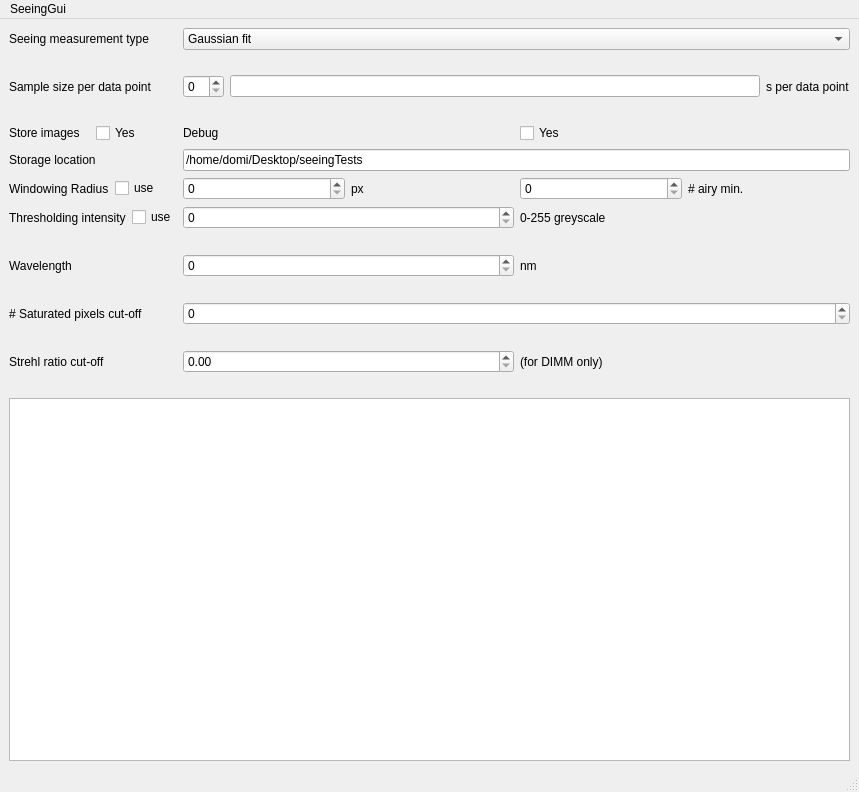
Old version of the form src/seeinggui.ui in the repository kristhjo/freeSpaceTracking.
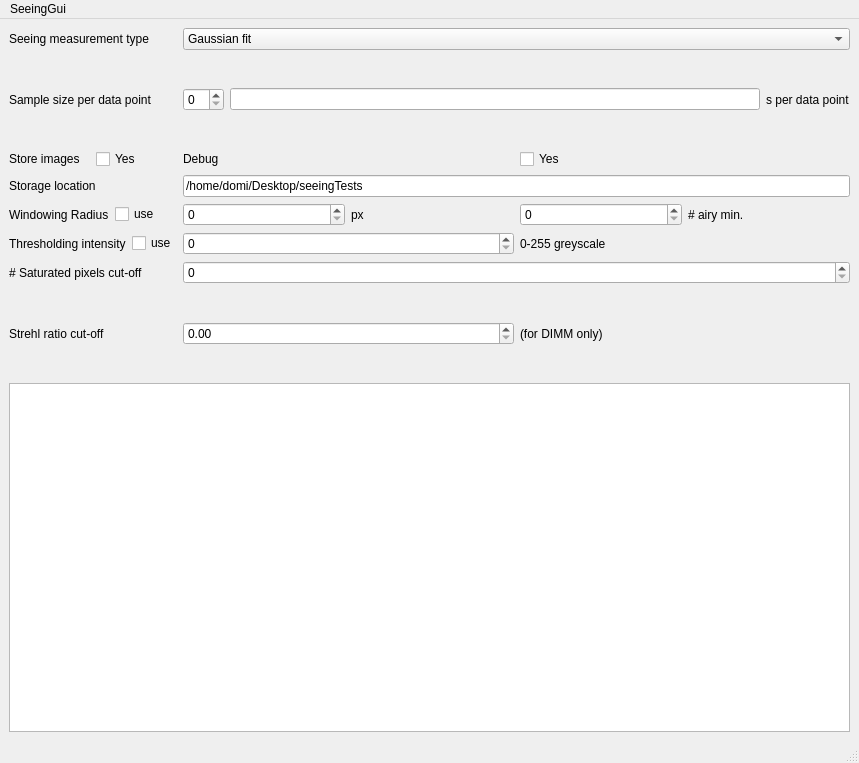
New version of the form.

Patch:
```diff
--- a/src/seeinggui.ui
+++ b/src/seeinggui.ui
@@ -7,7 +7,7 @@
     <x>0</x>
     <y>0</y>
     <width>859</width>
-    <height>792</height>
+    <height>763</height>
    </rect>
   </property>
   <property name="sizePolicy">
@@ -27,18 +27,7 @@
        <enum>QLayout::SetMinimumSize</enum>
       </property>
       <item row="6" column="2">
-       <layout class="QHBoxLayout" name="horizontalLayout_7">
-        <item>
-         <widget class="QSpinBox" name="SB_wavelength"/>
-        </item>
-        <item>
-         <widget class="QLabel" name="Label_nanometer">
-          <property name="text">
-           <string>nm</string>
-          </property>
-         </widget>
-        </item>
-       </layout>
+       <layout class="QHBoxLayout" name="horizontalLayout_7"/>
       </item>
       <item row="0" column="2">
        <widget class="QComboBox" name="ComboB_MeasurementType">
@@ -159,13 +148,6 @@
         </property>
        </widget>
       </item>
-      <item row="6" column="0">
-       <widget class="QLabel" name="label_wavelength">
-        <property name="text">
-         <string>Wavelength</string>
-        </property>
-       </widget>
-      </item>
       <item row="2" column="0">
        <layout class="QHBoxLayout" name="horizontalLayout">
         <item>
```
